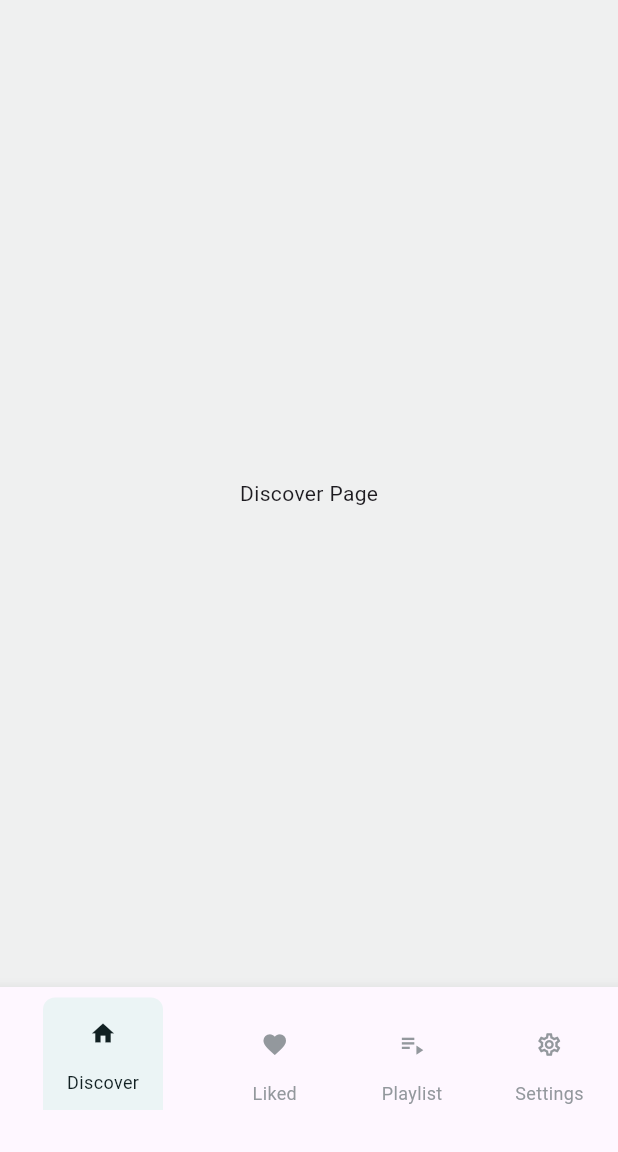
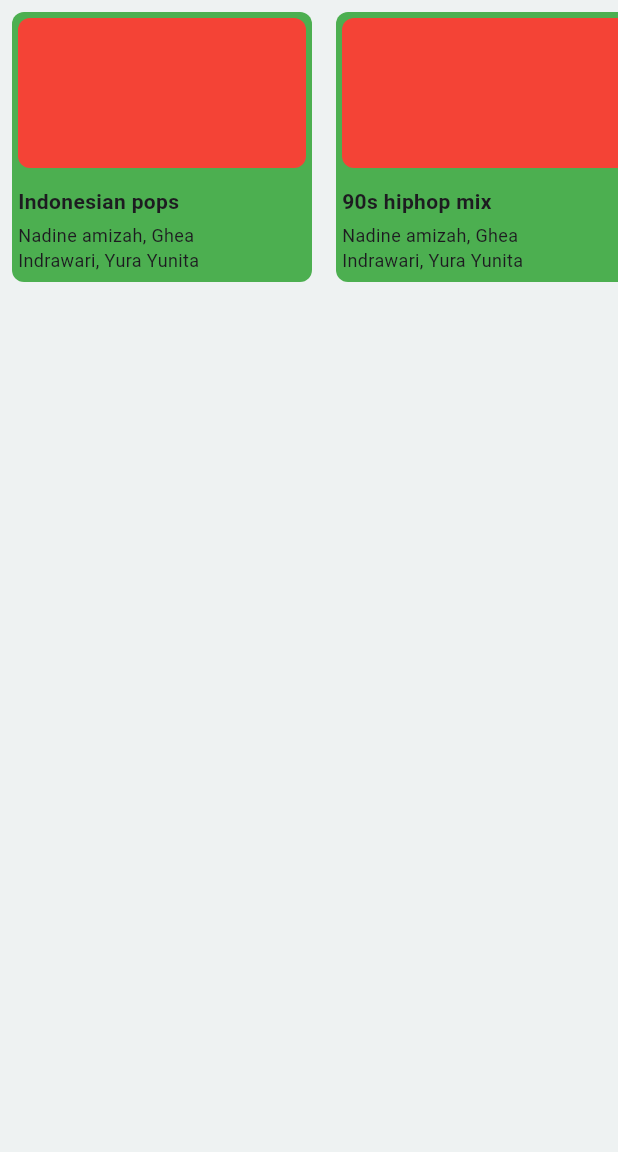
Before and after one commit to dimasjordy83/musike_app, a Flutter app: the screen it shows after launch, on a phone screen of 412 x 824 dp, the part 84-1236 px from its top. Run offline on Flutter 3.47's test engine with Material 3 defaults, Android fonts, the phone set to English and light mode, and no system bars.

Commit message:
Home Page

```diff
--- a/lib/main.dart
+++ b/lib/main.dart
@@ -1,5 +1,7 @@
 import 'package:flutter/material.dart';
 import 'package:music_app/widget/bottom_nav.dart';
+import 'package:music_app/widget/container_made.dart';
+import 'package:music_app/presentation/home_Page/homepage_page.dart';
 
 void main() {
   runApp(const MyApp());
@@ -12,12 +14,13 @@ class MyApp extends StatelessWidget {
   @override
   Widget build(BuildContext context) {
     return MaterialApp(
+      debugShowCheckedModeBanner: false,
       title: 'Flutter Demo',
       theme: ThemeData(
         colorScheme: ColorScheme.fromSeed(seedColor: Colors.deepPurple),
         useMaterial3: true,
       ),
-      home: Bottom_nav(),
+      home: HomePage(),
     );
   }
 }
--- /dev/null
+++ b/lib/presentation/home_Page/homepage_page.dart
@@ -0,0 +1,21 @@
+import 'package:flutter/material.dart';
+import 'package:music_app/widget/app_bar.dart';
+import 'package:music_app/widget/container_made.dart';
+
+class HomePage extends StatelessWidget {
+  const HomePage({super.key});
+
+  @override
+  Widget build(BuildContext context) {
+    return Scaffold(
+      backgroundColor: Color.fromARGB(255, 238, 242, 242),
+      appBar: MyAppbar(),
+      body: SizedBox(
+        // width: MediaQuery.of(context).size.width * 0.8,
+        child: Column(
+          children: [MyMade()],
+        ),
+      ),
+    );
+  }
+}
--- /dev/null
+++ b/lib/widget/container_made.dart
@@ -0,0 +1,86 @@
+import 'package:flutter/material.dart';
+
+class MyMade extends StatelessWidget {
+  final List<Map<String, String>> songsingers = [
+    {
+      'title': 'Indonesian pops',
+      'singers': 'Nadine amizah, Ghea Indrawari, Yura Yunita'
+    },
+    {
+      'title': '90s hiphop mix',
+      'singers': 'Nadine amizah, Ghea Indrawari, Yura Yunita'
+    },
+    // Tambahkan lagu lainnya di sini
+  ];
+
+  @override
+  Widget build(BuildContext context) {
+    return SingleChildScrollView(
+      scrollDirection: Axis.horizontal,
+      child: Row(
+        children: songsingers.map((song) {
+          return SongCard(
+            title: song['title'],
+            singers: song['singers'],
+          );
+        }).toList(),
+      ),
+    );
+  }
+}
+
+class SongCard extends StatelessWidget {
+  final String? title;
+  final String? singers;
+
+  const SongCard({
+    Key? key,
+    required this.title,
+    required this.singers,
+  }) : super(key: key);
+
+  @override
+  Widget build(BuildContext context) {
+    return Container(
+      width: 200,
+      height: 180,
+      padding: EdgeInsets.all(4),
+      margin: EdgeInsets.all(8.0),
+      decoration: BoxDecoration(
+          color: Colors.green,
+          borderRadius: BorderRadius.all(Radius.circular(8))),
+      child: Column(
+        crossAxisAlignment: CrossAxisAlignment.start,
+        children: [
+          Container(
+            width: 192,
+            height: 100,
+            decoration: BoxDecoration(
+                color: Colors.red,
+                borderRadius: BorderRadius.all(Radius.circular(8))),
+          ),
+          SizedBox(height: 12),
+          Text(
+            title ?? '',
+            style: TextStyle(
+              fontWeight: FontWeight.bold,
+              fontSize: 14,
+            ),
+          ),
+          SizedBox(height: 4),
+          Expanded(
+            child: SingleChildScrollView(
+              child: Padding(
+                padding: EdgeInsets.only(right: 50),
+                child: Text(
+                  singers ?? '',
+                  style: TextStyle(fontSize: 12),
+                ),
+              ),
+            ),
+          ),
+        ],
+      ),
+    );
+  }
+}
```
